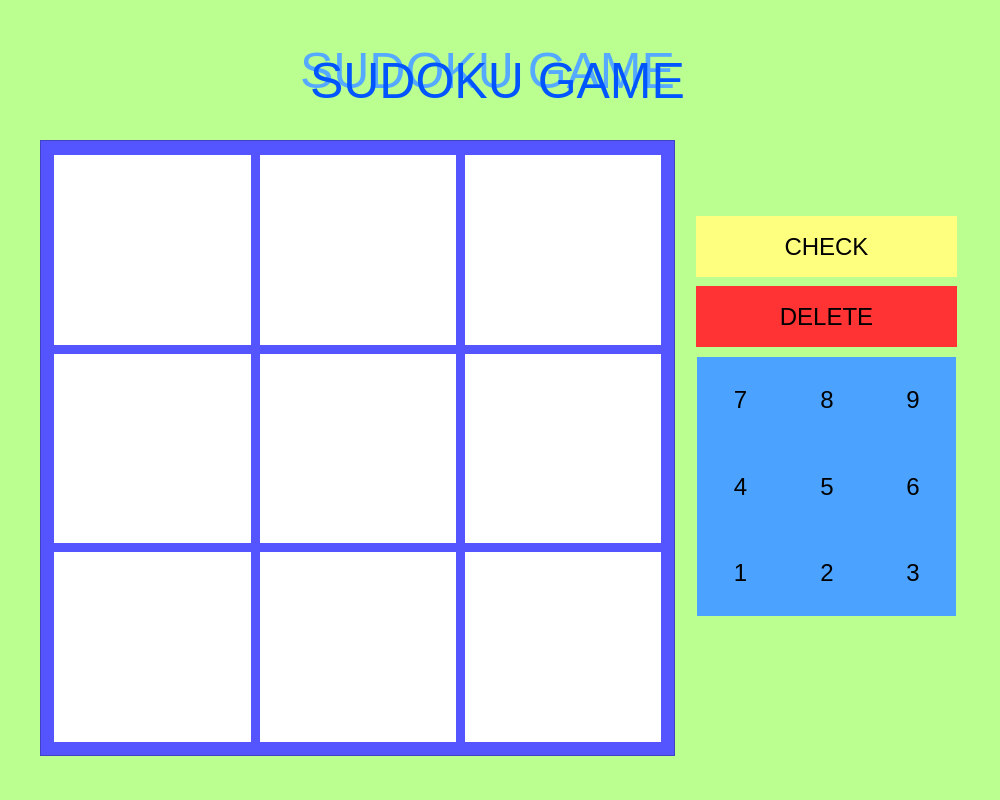
The window that GUI/GUI_sudoku/window3.ui (teeraphat147258/Group12SudokuGame) describes before a commit, drawn with Qt 5.
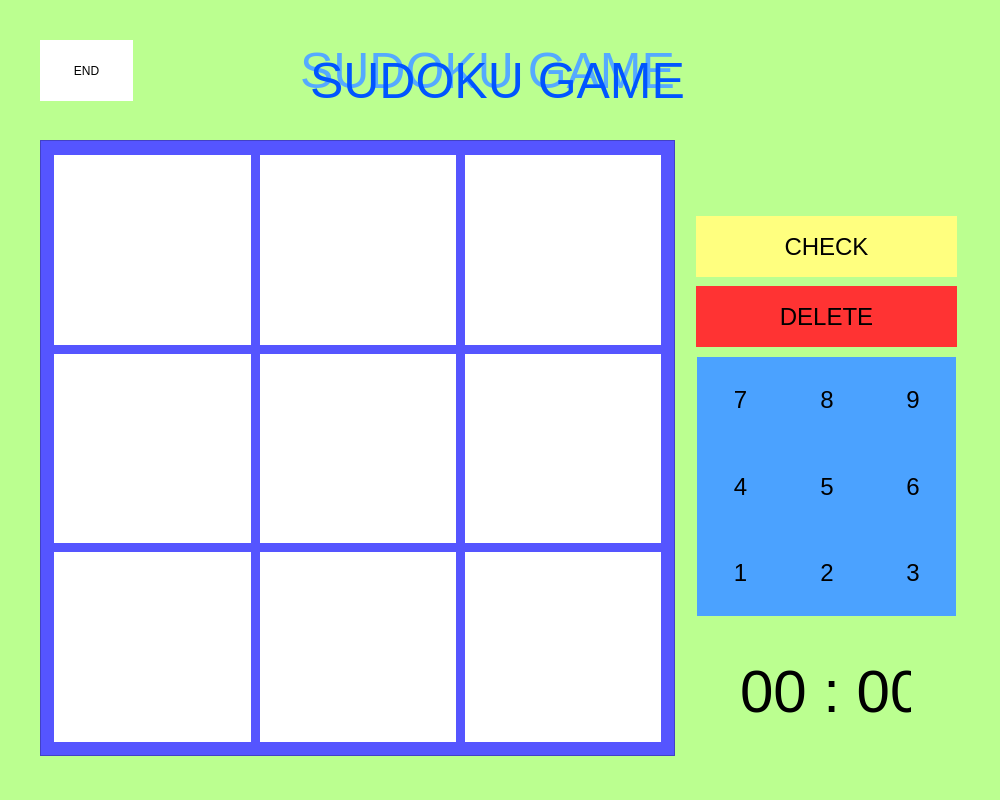
The same window after the commit.

Commit message: added timeout, back button, win function, make table is full

The edit to the form file:
```diff
--- a/GUI/GUI_sudoku/window3.ui
+++ b/GUI/GUI_sudoku/window3.ui
@@ -2353,6 +2353,40 @@
     <string>SUDOKU GAME</string>
    </property>
   </widget>
+  <widget class="QLabel" name="label_timeout">
+   <property name="geometry">
+    <rect>
+     <x>740</x>
+     <y>650</y>
+     <width>171</width>
+     <height>81</height>
+    </rect>
+   </property>
+   <property name="font">
+    <font>
+     <pointsize>-1</pointsize>
+    </font>
+   </property>
+   <property name="styleSheet">
+    <string notr="true">font-size: 60px;</string>
+   </property>
+   <property name="text">
+    <string>00 : 00</string>
+   </property>
+  </widget>
+  <widget class="QPushButton" name="pushButton_end">
+   <property name="geometry">
+    <rect>
+     <x>40</x>
+     <y>40</y>
+     <width>93</width>
+     <height>61</height>
+    </rect>
+   </property>
+   <property name="text">
+    <string>END</string>
+   </property>
+  </widget>
   <zorder>frame</zorder>
   <zorder>pushButton_delete</zorder>
   <zorder>pushButton_check</zorder>
```
Left out of the diff: 290 changed lines with no effect on the pictures. The commit also changes 18 other files.
